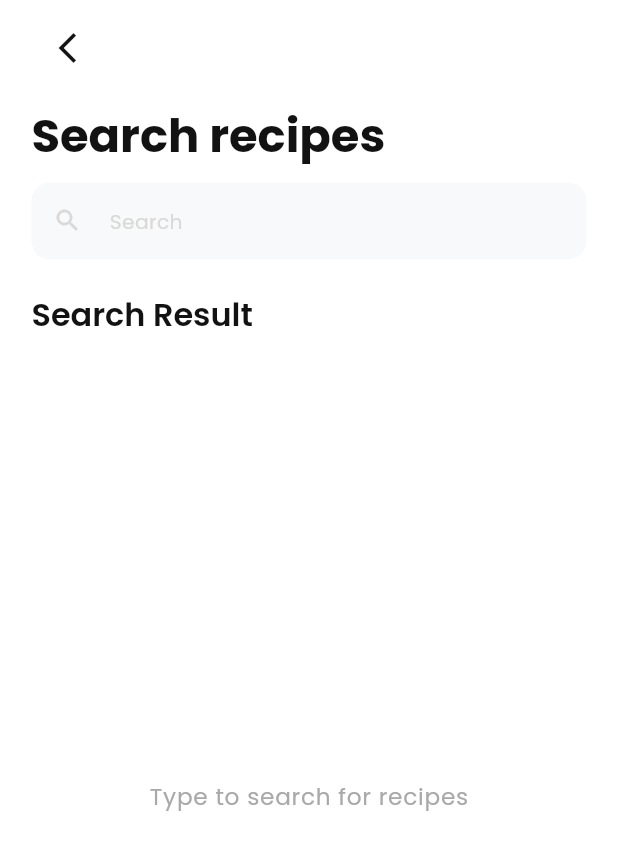
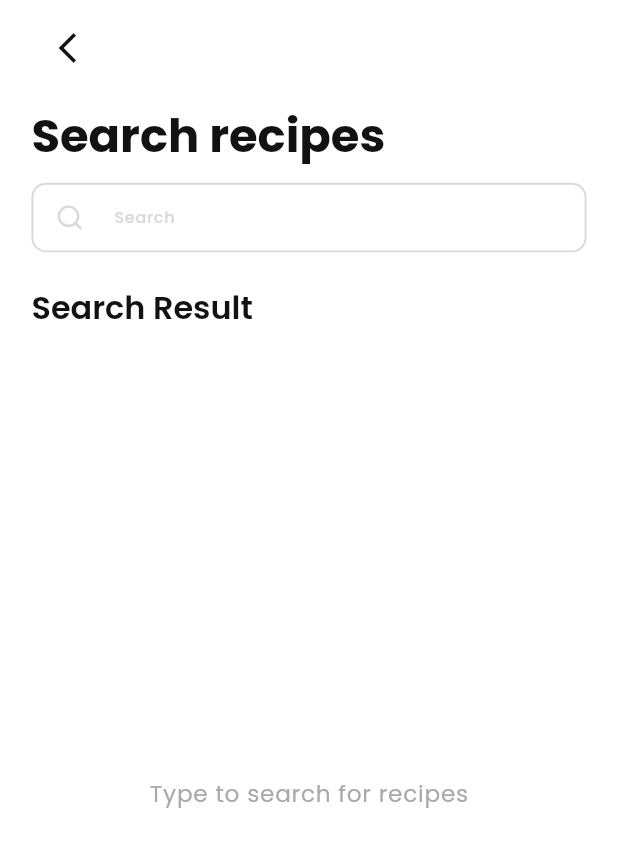
Before and after one commit to hitesh-yadav2801/ocean_friends_app, a Flutter app: the SearchPage screen opened by its route, on a phone screen of 412 x 824 dp. Shown: the top 850 px of the screen. Run offline on Flutter 3.47's test engine with Material 3 defaults, Android fonts, the phone set to English and light mode, and no system bars; our stand-ins replace dio, equatable, flutter_bloc, flutter_screenutil, flutter_svg, fpdart and 7 more; network calls fail.

Commit message:
feat: Implement user profile management, refresh search bar and category chip UI, and introduce SVG assets.

```diff
--- a/lib/core/theme/app_colors.dart
+++ b/lib/core/theme/app_colors.dart
@@ -7,7 +7,9 @@ import 'package:flutter/material.dart';
 abstract final class AppColors {
   // ── Primary brand palette ──────────────────────────────────────
   /// Main brand colour — used for primary buttons, active states, key accents.
-  static const Color primary = Color(0xFF139D7E); // Teal from active chip
+  static const Color primary = Color(
+    0xFF129575,
+  ); // Updated to match Figma design
 
   /// Lighter tint of the primary colour.
   static const Color primaryLight = Color(0xFFD1F5EE);
@@ -15,12 +17,16 @@ abstract final class AppColors {
   /// Darker shade of the primary colour.
   static const Color primaryDark = Color(0xFF0F7A62);
 
+  static const Color primary80 = Color(0xFF71B1A1);
+
   // ── Secondary / Rating palette ─────────────────────────────────
   /// Secondary colour used for rating stars.
   static const Color rating = Color(0xFFFFAD30);
 
   /// Secondary tint for rating backgrounds (Secondary 20).
   static const Color secondary20 = Color(0xFFFFE1B3);
+
+  static const Color secondary40 = Color(0xFFFFCE80);
 
   // ── Surface & background ───────────────────────────────────────
   /// Main background colour.
--- /dev/null
+++ b/lib/features/home/presentation/blocs/user_bloc.dart
@@ -0,0 +1,23 @@
+import 'package:flutter_bloc/flutter_bloc.dart';
+import 'package:ocean_friends_app/features/home/data/services/user_service.dart';
+import 'package:ocean_friends_app/features/home/presentation/blocs/user_event.dart';
+import 'package:ocean_friends_app/features/home/presentation/blocs/user_state.dart';
+
+class UserBloc extends Bloc<UserEvent, UserState> {
+  final UserService _userService;
+
+  UserBloc(this._userService) : super(UserInitial()) {
+    on<FetchUserProfile>((event, emit) async {
+      emit(UserLoading());
+      final result = await _userService.getRandomUser();
+      if (result['name'] != null) {
+        emit(UserLoaded(
+          name: result['name']!,
+          avatarUrl: result['avatar']!,
+        ));
+      } else {
+        emit(UserError());
+      }
+    });
+  }
+}
--- /dev/null
+++ b/lib/features/home/presentation/blocs/user_event.dart
@@ -0,0 +1,10 @@
+import 'package:equatable/equatable.dart';
+
+abstract class UserEvent extends Equatable {
+  const UserEvent();
+
+  @override
+  List<Object> get props => [];
+}
+
+class FetchUserProfile extends UserEvent {}
--- /dev/null
+++ b/lib/features/home/presentation/blocs/user_state.dart
@@ -0,0 +1,24 @@
+import 'package:equatable/equatable.dart';
+
+abstract class UserState extends Equatable {
+  const UserState();
+
+  @override
+  List<Object> get props => [];
+}
+
+class UserInitial extends UserState {}
+
+class UserLoading extends UserState {}
+
+class UserLoaded extends UserState {
+  final String name;
+  final String avatarUrl;
+
+  const UserLoaded({required this.name, required this.avatarUrl});
+
+  @override
+  List<Object> get props => [name, avatarUrl];
+}
+
+class UserError extends UserState {}
--- a/lib/features/search/presentation/blocs/recipe_list_event.dart
+++ b/lib/features/search/presentation/blocs/recipe_list_event.dart
@@ -16,6 +16,10 @@ class FetchRecipesByCategory extends RecipeListEvent {
   List<Object?> get props => [category];
 }
 
+class FetchAllRecipes extends RecipeListEvent {
+  const FetchAllRecipes();
+}
+
 class SearchRecipes extends RecipeListEvent {
   const SearchRecipes(this.query);
 
--- a/lib/features/search/presentation/pages/search_page.dart
+++ b/lib/features/search/presentation/pages/search_page.dart
@@ -1,6 +1,7 @@
 import 'package:flutter/material.dart';
 import 'package:flutter_bloc/flutter_bloc.dart';
 import 'package:flutter_screenutil/flutter_screenutil.dart';
+import 'package:flutter_svg/flutter_svg.dart';
 import 'package:go_router/go_router.dart';
 import 'package:ocean_friends_app/core/presentation/widgets/animated_shimmer.dart';
 import 'package:ocean_friends_app/core/presentation/widgets/recipe_card.dart';
@@ -91,13 +92,47 @@ class _SearchPageState extends State<SearchPage> {
   }
 
   Widget _buildSearchBar() {
-    return TextField(
-      controller: _searchController,
-      textInputAction: TextInputAction.search,
-      onSubmitted: _onSearchRefreshed,
-      decoration: InputDecoration(
-        hintText: 'Search',
-        prefixIcon: Icon(Icons.search, color: AppColors.gray4, size: 20.sp),
+    return SizedBox(
+      height: 48.h,
+      child: TextField(
+        controller: _searchController,
+        textInputAction: TextInputAction.search,
+        onSubmitted: _onSearchRefreshed,
+        style: AppTextStyles.labelSmall.copyWith(
+          fontSize: 11.sp,
+          color: AppColors.labelColor,
+        ),
+        decoration: InputDecoration(
+          hintText: 'Search',
+          hintStyle: AppTextStyles.labelSmall.copyWith(
+            fontSize: 11.sp,
+            color: AppColors.gray4,
+          ),
+          prefixIcon: Padding(
+            padding: EdgeInsets.all(14.r),
+            child: SvgPicture.asset(
+              'assets/icons/search.svg',
+              colorFilter: const ColorFilter.mode(AppColors.gray4, BlendMode.srcIn),
+            ),
+          ),
+          filled: true,
+          fillColor: Colors.white,
+          contentPadding: EdgeInsets.symmetric(horizontal: 16.w),
+          enabledBorder: OutlineInputBorder(
+            borderRadius: BorderRadius.circular(10.r),
+            borderSide: const BorderSide(
+              color: AppColors.gray4,
+              width: 1.3,
+            ),
+          ),
+          focusedBorder: OutlineInputBorder(
+            borderRadius: BorderRadius.circular(10.r),
+            borderSide: const BorderSide(
+              color: AppColors.primary,
+              width: 1.3,
+            ),
+          ),
+        ),
       ),
     );
   }
@@ -115,14 +150,14 @@ class _SearchPageState extends State<SearchPage> {
           loading: () => GridView.builder(
             gridDelegate: SliverGridDelegateWithFixedCrossAxisCount(
               crossAxisCount: 2,
-              childAspectRatio: 1,
               crossAxisSpacing: 16.w,
               mainAxisSpacing: 16.h,
             ),
             itemCount: 6,
-            itemBuilder: (_, _) => AnimatedShimmer(
-              height: 200.h,
-              borderRadius: 16.r,
+            itemBuilder: (context, index) => AnimatedShimmer(
+              height: 150.h,
+              width: 150.w,
+              borderRadius: 10.r,
             ),
           ),
           loaded: (recipes) {
@@ -147,7 +182,6 @@ class _SearchPageState extends State<SearchPage> {
             return GridView.builder(
               gridDelegate: SliverGridDelegateWithFixedCrossAxisCount(
                 crossAxisCount: 2,
-                childAspectRatio: 1,
                 crossAxisSpacing: 16.w,
                 mainAxisSpacing: 16.h,
               ),
--- a/lib/main.dart
+++ b/lib/main.dart
@@ -6,6 +6,8 @@ import 'package:ocean_friends_app/core/router/app_router.dart';
 import 'package:ocean_friends_app/core/theme/app_theme.dart';
 import 'package:ocean_friends_app/core/utils/app_logger.dart';
 import 'package:ocean_friends_app/di/injection.dart';
+import 'package:ocean_friends_app/features/home/data/services/user_service.dart';
+import 'package:ocean_friends_app/features/home/presentation/blocs/user_bloc.dart';
 import 'package:ocean_friends_app/features/home/presentation/blocs/category_bloc.dart';
 import 'package:ocean_friends_app/features/search/presentation/blocs/recipe_list_bloc.dart';
 
@@ -54,6 +56,9 @@ class OceanFriendsApp extends StatelessWidget {
             BlocProvider<RecipeListBloc>(
               create: (_) => sl<RecipeListBloc>(),
             ),
+            BlocProvider<UserBloc>(
+              create: (_) => UserBloc(UserService()),
+            ),
           ],
           child: MaterialApp.router(
             title: 'Ocean Friends — Recipes',
--- a/pubspec.yaml
+++ b/pubspec.yaml
@@ -14,12 +14,14 @@ dependencies:
     sdk: flutter
   flutter_bloc: ^9.1.1
   flutter_screenutil: ^5.9.3
+  flutter_svg: ^2.2.4
   fpdart: ^1.1.0
   freezed_annotation: ^3.1.0
   get_it: ^8.0.3
   go_router: ^14.6.3
   google_fonts: ^8.0.2
   hive_flutter: ^1.1.0
+  http: ^1.6.0
   injectable: ^2.5.0
   json_annotation: ^4.9.0
   logger: ^2.5.0
@@ -40,3 +42,6 @@ dev_dependencies:
 
 flutter:
   uses-material-design: true
+  assets:
+    - assets/images/
+    - assets/icons/
```
Also changed, not shown: lib/core/presentation/widgets/category_chip.dart (+9 -7 lines), lib/core/presentation/widgets/recipe_card.dart (+14 -13 lines), lib/features/home/data/services/user_service.dart (added, +30 -0 lines), lib/features/home/presentation/pages/home_page.dart (+111 -35 lines), lib/features/search/presentation/blocs/recipe_list_bloc.dart (+15 -0 lines), assets/icons/avatar.svg (added), assets/icons/search.svg (added), assets/images/avatar.png (added), pubspec.lock.
